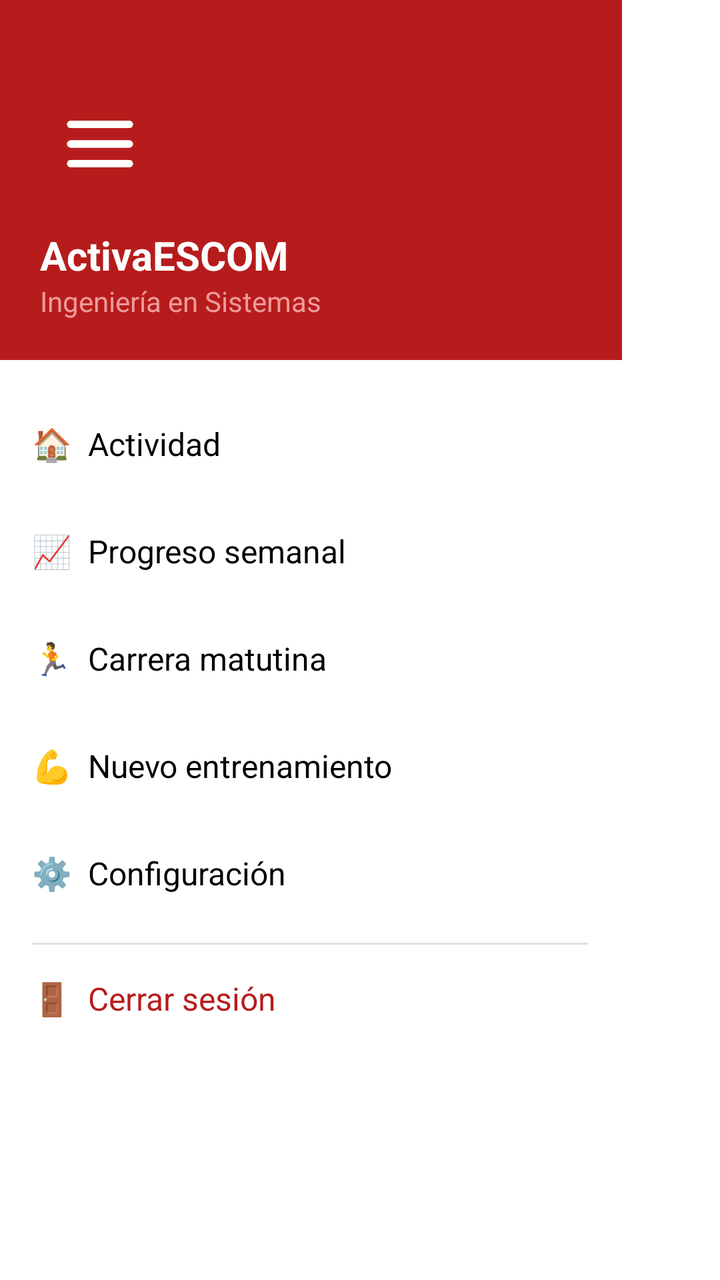
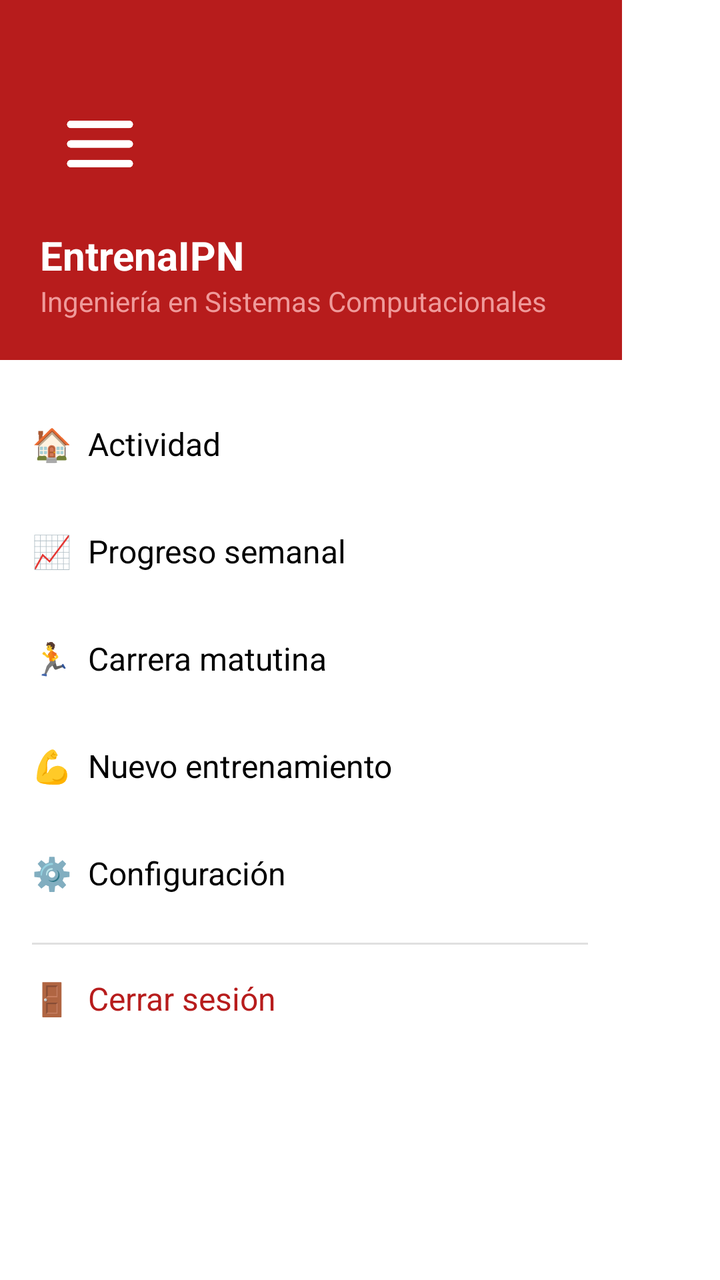

Two renders of the same Android screen: before a commit and after it. Below are the layout's source before the change and the commit's diff.
<!-- AndroidManifest.xml: application theme Theme.ActivaESCOM -->
<!-- res/layout/nav_header.xml -->
<?xml version="1.0" encoding="utf-8"?>
<LinearLayout xmlns:android="http://schemas.android.com/apk/res/android"
    android:layout_width="match_parent"
    android:layout_height="match_parent"
    android:orientation="vertical"
    android:background="@color/white">

    <LinearLayout
        android:layout_width="311dp"
        android:layout_height="180dp"
        android:background="@color/red_900"
        android:gravity="bottom"
        android:orientation="vertical"
        android:padding="20dp">

        <ImageView
            android:layout_width="60dp"
            android:layout_height="60dp"
            android:src="@drawable/navigation"
            android:tint="@color/white" />

        <TextView
            android:layout_width="wrap_content"
            android:layout_height="wrap_content"
            android:layout_marginTop="12dp"
            android:text="ActivaESCOM"
            android:textColor="@color/white"
            android:textSize="20sp"
            android:textStyle="bold" />

        <TextView
            android:layout_width="wrap_content"
            android:layout_height="wrap_content"
            android:text="Ingeniería en Sistemas"
            android:textColor="@color/red_300"
            android:textSize="14sp" />
    </LinearLayout>

    <LinearLayout
        android:layout_width="310dp"
        android:layout_height="wrap_content"
        android:orientation="vertical"
        android:paddingTop="15dp">

        <TextView
            android:id="@+id/menu_actividad"
            android:layout_width="match_parent"
            android:layout_height="wrap_content"
            android:background="?attr/selectableItemBackground"
            android:clickable="true"
            android:focusable="true"
            android:padding="16dp"
            android:text="🏠  Actividad"
            android:textColor="@color/black"
            android:textSize="16sp" />

        <TextView
            android:id="@+id/menu_progreso"
            android:layout_width="match_parent"
            android:layout_height="wrap_content"
            android:background="?attr/selectableItemBackground"
            android:clickable="true"
            android:focusable="true"
            android:padding="16dp"
            android:text="📈  Progreso semanal"
            android:textColor="@color/black"
            android:textSize="16sp" />

        <TextView
            android:id="@+id/menu_carrera"
            android:layout_width="match_parent"
            android:layout_height="wrap_content"
            android:background="?attr/selectableItemBackground"
            android:clickable="true"
            android:focusable="true"
            android:padding="16dp"
            android:text="🏃  Carrera matutina"
            android:textColor="@color/black"
            android:textSize="16sp" />

        <TextView
            android:id="@+id/menu_nuevo"
            android:layout_width="match_parent"
            android:layout_height="wrap_content"
            android:background="?attr/selectableItemBackground"
            android:clickable="true"
            android:focusable="true"
            android:padding="16dp"
            android:text="💪  Nuevo entrenamiento"
            android:textColor="@color/black"
            android:textSize="16sp" />

        
        <TextView
            android:id="@+id/menu_config"
            android:layout_width="match_parent"
            android:layout_height="wrap_content"
            android:background="?attr/selectableItemBackground"
            android:clickable="true"
            android:focusable="true"
            android:padding="16dp"
            android:text="⚙️  Configuración"
            android:textColor="@color/black"
            android:textSize="16sp" />

        <View
            android:layout_width="match_parent"
            android:layout_height="1dp"
            android:layout_marginHorizontal="16dp"
            android:layout_marginTop="8dp"
            android:background="@color/gray_light" />

        
        <TextView
            android:id="@+id/menu_logout"
            android:layout_width="match_parent"
            android:layout_height="wrap_content"
            android:background="?attr/selectableItemBackground"
            android:clickable="true"
            android:focusable="true"
            android:padding="16dp"
            android:text="🚪  Cerrar sesión"
            android:textColor="@color/red_900"
            android:textSize="16sp" />
    </LinearLayout>
</LinearLayout>
<!-- resources referenced by this layout -->
<resources>
  <color name="black">#FF000000</color>
  <color name="gray_light">#E0E0E0</color>
  <color name="red_300">#EF9A9A</color>
  <color name="red_900">#B71C1C</color>
  <color name="white">#FFFFFFFF</color>
  <!-- drawable navigation: png bitmap (drawable, 8970 bytes) -->
  <style name="Theme.ActivaESCOM" parent="Base.Theme.ActivaESCOM">
      </style>
  <style name="Base.Theme.ActivaESCOM" parent="Theme.MaterialComponents.DayNight.NoActionBar">
      </style>
</resources>

<!-- the commit's change to res/layout/nav_header.xml (unified diff, before → after) -->
@@ -23,7 +23,7 @@
             android:layout_width="wrap_content"
             android:layout_height="wrap_content"
             android:layout_marginTop="12dp"
-            android:text="ActivaESCOM"
+            android:text="EntrenaIPN"
             android:textColor="@color/white"
             android:textSize="20sp"
             android:textStyle="bold" />
@@ -31,7 +31,7 @@
         <TextView
             android:layout_width="wrap_content"
             android:layout_height="wrap_content"
-            android:text="Ingeniería en Sistemas"
+            android:text="Ingeniería en Sistemas Computacionales"
             android:textColor="@color/red_300"
             android:textSize="14sp" />
     </LinearLayout>
